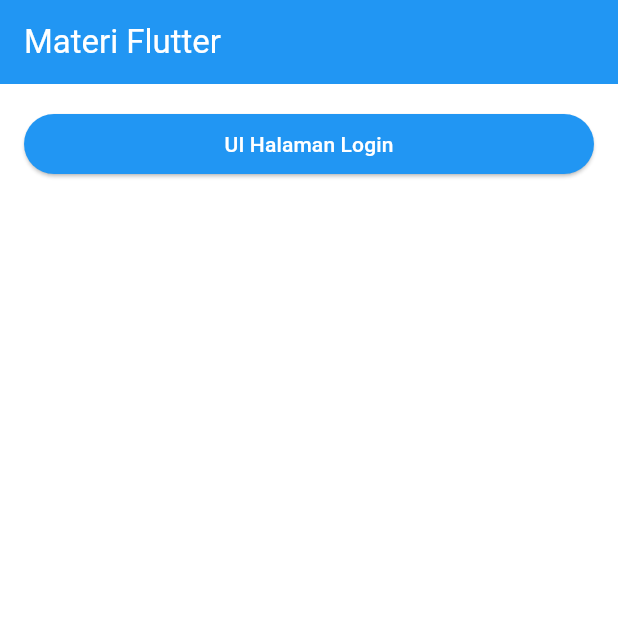
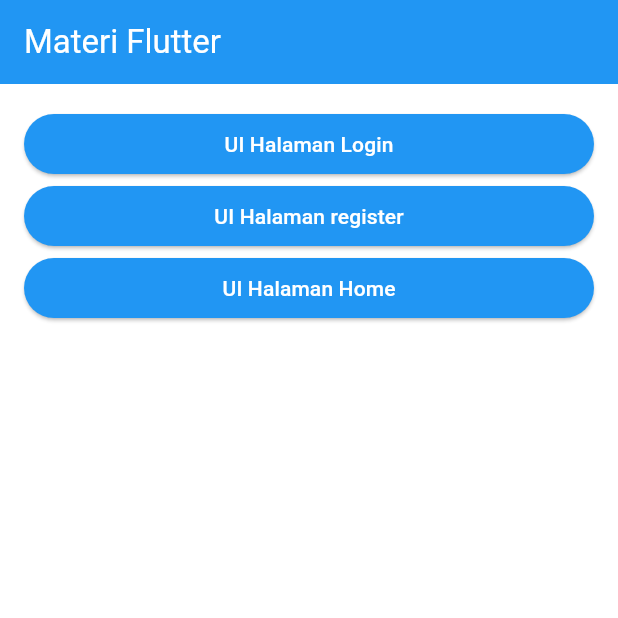
Before and after one commit to adipramanadev/pelajaranflutter, a Flutter app: the screen it shows after launch, on a phone screen of 412 x 824 dp, the top half of it. Run offline on Flutter 3.47's test engine with Material 3 defaults, Android fonts, the phone set to English and light mode, and no system bars.

Commit message:
sedang dev

```diff
--- a/lib/menu.dart
+++ b/lib/menu.dart
@@ -32,6 +32,34 @@
                   child: const Text('UI Halaman Login'),
                 ),
               ),
+              SizedBox(
+                width: double.infinity,
+                child: ElevatedButton(
+                  style: ElevatedButton.styleFrom(
+                    foregroundColor: Colors.white,
+                    backgroundColor: Colors.blue, // Text color
+                  ),
+                  onPressed: () {
+                    // Navigate to the menu screen
+                    print('halaman pertama');
+                  },
+                  child: const Text('UI Halaman register'),
+                ),
+              ),
+              SizedBox(
+                width: double.infinity,
+                child: ElevatedButton(
+                  style: ElevatedButton.styleFrom(
+                    foregroundColor: Colors.white,
+                    backgroundColor: Colors.blue, // Text color
+                  ),
+                  onPressed: () {
+                    // Navigate to the menu screen
+                    print('halaman pertama');
+                  },
+                  child: const Text('UI Halaman Home'),
+                ),
+              ),
             ],
           ),
         ),
```
